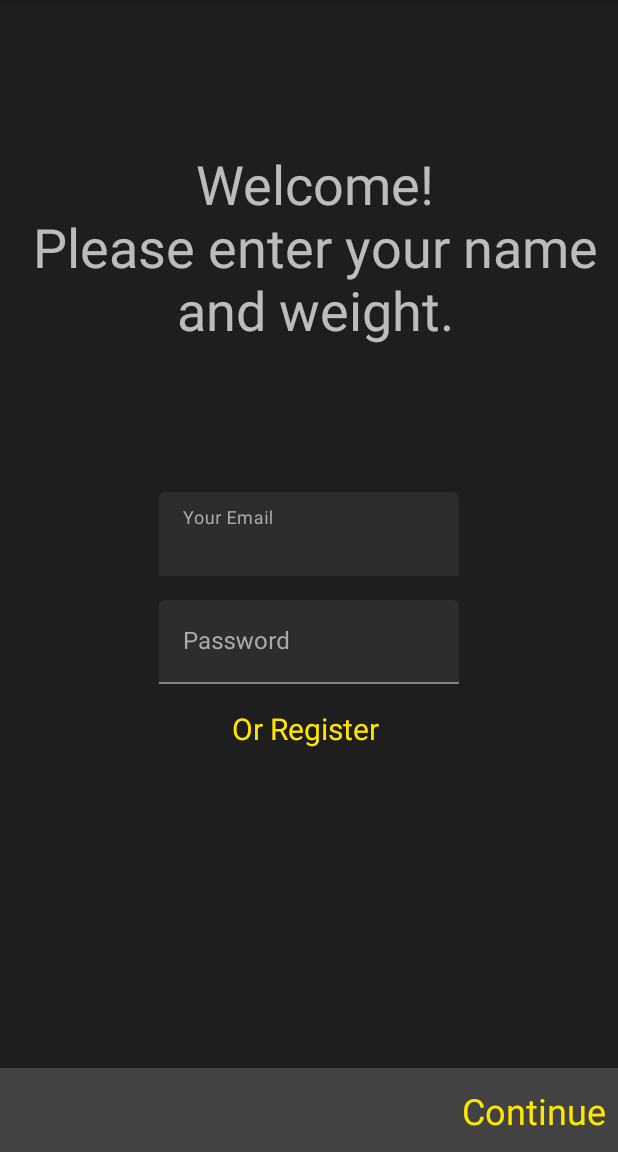
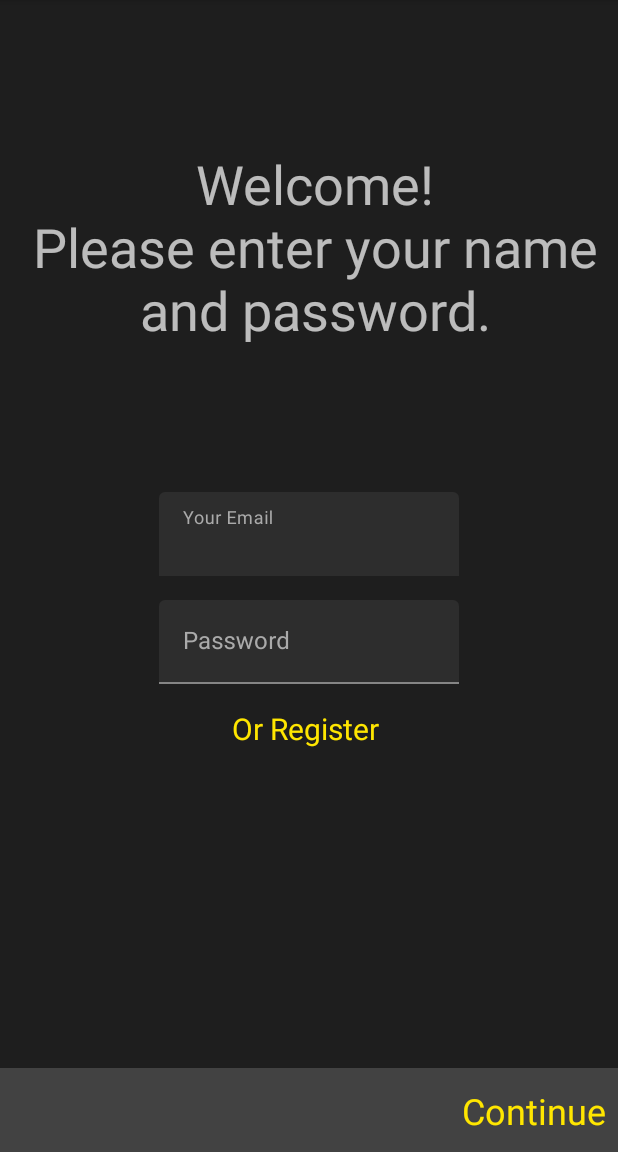
Before and after one commit to giackX3Z/tesi-fitness_tracker, an Android app: the screen it shows after launch (MainActivity), on a phone screen of 412 x 824 dp, the part 84-1236 px from its top. Run offline under Robolectric (Android 15) with nearby library versions, the phone set to English and light mode, and no system bars; our stand-ins replace Dagger/Hilt's generated code, Firebase (no records; nobody signed in at launch, a user with empty details on screens opened directly), Timber, navigation-ui.

Commit message:
modificato schermata login

```diff
--- a/app/src/main/res/layout/fragment_setup.xml
+++ b/app/src/main/res/layout/fragment_setup.xml
@@ -9,7 +9,7 @@
         android:layout_width="wrap_content"
         android:layout_height="wrap_content"
         android:layout_marginStart="8dp"
-        android:text="Welcome!\nPlease enter your name and weight."
+        android:text="Welcome!\nPlease enter your name and password."
         android:textAlignment="center"
         android:textSize="36sp"
         app:layout_constraintBottom_toTopOf="@+id/tilMail"
```
